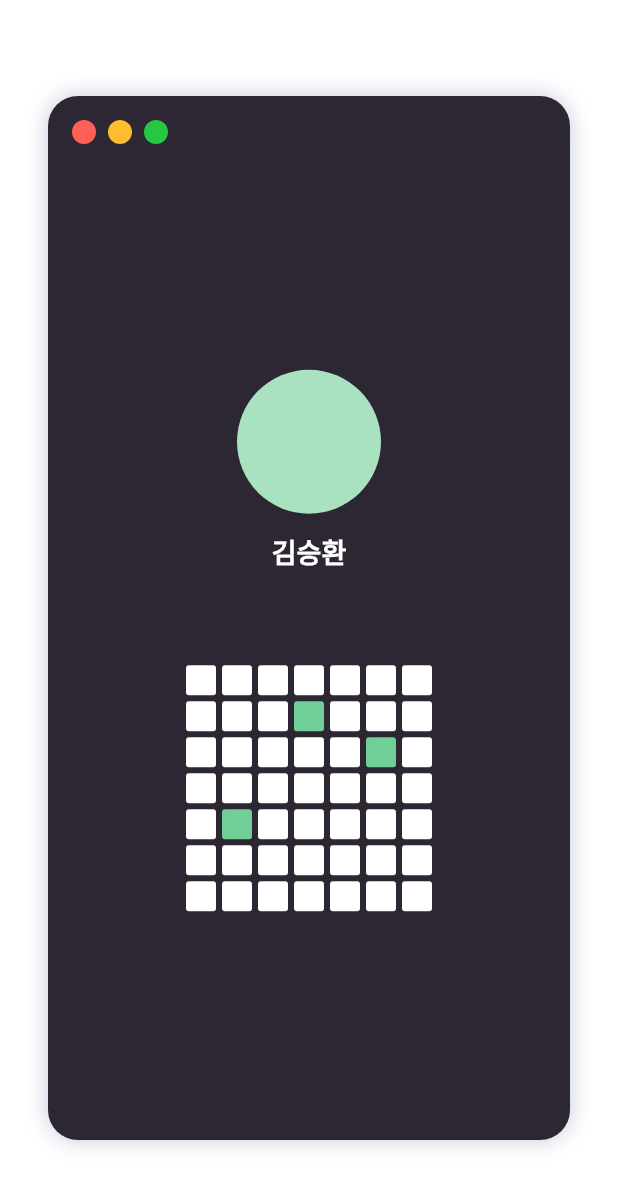
After one commit to Petabyte-Studio/EasyPill_Client, a Flutter app: the FunnyView screen opened by its route, on a phone screen of 412 x 824 dp. The commit adds this screen. Shown: the top 1187 px of the screen. Run offline on Flutter 3.47's test engine with Material 2 defaults, Android fonts, the light colour scheme and no system bars; our stand-ins replace badges, firebase_auth, firebase_core, flutter_svg; accounts and stored records are empty; network calls fail.

Commit message:
Heatmap 생성

```diff
--- a/lib/main.dart
+++ b/lib/main.dart
@@ -4,6 +4,7 @@ import 'views/product_view.dart';
 import 'views/setting_view.dart';
 import 'views/detail_view.dart';
 import 'views/category_view.dart';
+import 'views/funny_view.dart';
 
 void main() async {
   WidgetsFlutterBinding.ensureInitialized();
@@ -50,6 +51,7 @@ class MyApp extends StatelessWidget {
           '/category/product': (context) => ProductView(),
           '/category/product/detail': (context) => DetailView(),
           '/setting': (context) => SettingView(),
+          '/funny': (context) => FunnyView(),
           // '/detail' :
         });
   }
@@ -80,6 +82,11 @@ class _MainPageState extends State<MainPage> {
               onPressed: () {
                 Navigator.of(context).pushNamed('/setting');
               }),
+          ElevatedButton(
+              child: Text('Funny'),
+              onPressed: () {
+                Navigator.of(context).pushNamed('/funny');
+              }),
         ],
       ),
     );
--- a/lib/views/detail_view.dart
+++ b/lib/views/detail_view.dart
@@ -12,7 +12,7 @@ class _DetailView extends State<DetailView> {
   var id;
 
   void getJSONDataFromID(String query) async {
-    var url = 'http://127.0.0.1:8000/product/' + query;
+    var url = 'http://192.168.0.103:8000/product/' + query;
     var response = await http.get(Uri.parse(url));
     setState(() {
       var dataFromJSON = json.decode(utf8.decode(response.bodyBytes));
@@ -141,7 +141,8 @@ class _DetailView extends State<DetailView> {
               ],
             ),
           ),
-          for (Widget card in children!) card,
+          if (children != null)
+            for (Widget card in children) card,
         ],
       ),
     );
@@ -280,7 +281,8 @@ class _DetailView extends State<DetailView> {
               ],
             ),
           ),
-          comments!.isNotEmpty
+          if (comments != null)
+            comments.isNotEmpty
                 ? ListView.builder(
                     shrinkWrap: true,
                     physics: const ScrollPhysics(),
@@ -298,7 +300,8 @@ class _DetailView extends State<DetailView> {
                                 Padding(
                                   padding: EdgeInsets.only(left: 6),
                                   child: Column(
-                                  crossAxisAlignment: CrossAxisAlignment.start,
+                                    crossAxisAlignment:
+                                        CrossAxisAlignment.start,
                                     children: <Widget>[
                                       Text(
                                         comments[index]['user'].toString(),
@@ -308,7 +311,8 @@ class _DetailView extends State<DetailView> {
                                         ),
                                       ),
                                       Text(
-                                      '★' + comments[index]['rate'].toString(),
+                                        '★' +
+                                            comments[index]['rate'].toString(),
                                         style: TextStyle(
                                           fontSize: 10,
                                           fontWeight: FontWeight.bold,
@@ -520,8 +524,10 @@ class _DetailView extends State<DetailView> {
                     Positioned(
                       child: Align(
                         alignment: Alignment.topCenter,
-                        child: Image.network(detail['image'].toString(),
-                            width: 180, fit: BoxFit.contain),
+                        child: CircleAvatar(
+                          radius: 90,
+                          backgroundImage: NetworkImage(detail['image'] ?? ''),
+                        ),
                       ),
                     ),
                   ],
--- /dev/null
+++ b/lib/views/funny_view.dart
@@ -0,0 +1,129 @@
+import 'package:flutter/material.dart';
+
+class FunnyView extends StatefulWidget {
+  @override
+  State<StatefulWidget> createState() => _FunnyView();
+}
+
+class _FunnyView extends State<FunnyView> {
+  Widget macButtonList({int? itemCount, double? radius, List<Color>? colors}) {
+    return Padding(
+      padding: EdgeInsets.only(bottom: 16),
+      child: Row(
+        children: <Widget>[
+          for (int i = 0; i < (itemCount ?? 0); i++)
+            macButton(radius: radius, color: colors![i]),
+        ],
+      ),
+    );
+  }
+
+  Widget macButton({double? radius, Color? color}) {
+    return Container(
+      margin: EdgeInsets.only(right: 8),
+      width: radius ?? 12,
+      height: radius ?? 12,
+      decoration: BoxDecoration(
+          color: color,
+          borderRadius: BorderRadius.circular((radius ?? 12) / 2.0)),
+    );
+  }
+
+  Widget heatMap({int? width, int? height, Map<int, int>? input}) {
+    return Container(
+      width: double.infinity,
+      child: Column(
+        children: <Widget>[
+          for (int i = 0; i < (height ?? 7); i++)
+            Row(
+              mainAxisAlignment: MainAxisAlignment.center,
+              children: <Widget>[
+                for (int j = 0; j < (width ?? 30); j++)
+                  Container(
+                    margin: EdgeInsets.all(2),
+                    width: 20,
+                    height: 20,
+                    decoration: BoxDecoration(
+                      borderRadius: BorderRadius.circular(2),
+                      color: input != null
+                          ? (input[i] == j ? Color(0xFF6FCF97) : Colors.white)
+                          : Colors.white,
+                    ),
+                  ),
+              ],
+            ),
+        ],
+      ),
+    );
+  }
+
+  @override
+  Widget build(BuildContext context) {
+    return Scaffold(
+      body: Container(
+        child: Padding(
+          padding: EdgeInsets.all(16),
+          child: Column(
+            children: <Widget>[
+              macButtonList(
+                itemCount: 3,
+                radius: 16,
+                colors: [
+                  Color(0xFFFF5F57),
+                  Color(0xFFFEBC2E),
+                  Color(0xFF26C841)
+                ],
+              ),
+              Flexible(
+                child: Container(
+                  child: Column(
+                    mainAxisAlignment: MainAxisAlignment.center,
+                    crossAxisAlignment: CrossAxisAlignment.center,
+                    children: <Widget>[
+                      CircleAvatar(
+                        radius: 48,
+                      ),
+                      const SizedBox(height: 12),
+                      Text(
+                        '김승환',
+                        style: TextStyle(
+                          fontWeight: FontWeight.bold,
+                          color: Colors.white,
+                          fontSize: 18,
+                        ),
+                      ),
+                      const SizedBox(height: 60),
+                      heatMap(
+                        width: 7,
+                        input: {
+                          1: 3,
+                          2: 5,
+                          4: 1,
+                        },
+                      ),
+                    ],
+                  ),
+                  width: double.infinity,
+                  height: double.infinity,
+                ),
+              ),
+            ],
+          ),
+        ),
+        margin: EdgeInsets.only(left: 32, right: 32, top: 64, bottom: 64),
+        width: double.infinity,
+        height: double.infinity,
+        decoration: BoxDecoration(
+          color: Color(0xFF2D2733),
+          borderRadius: BorderRadius.circular(20),
+          boxShadow: [
+            BoxShadow(
+              color: Color(0xFFB8B8D2).withOpacity(0.8),
+              blurRadius: 12,
+            ),
+          ],
+        ),
+      ),
+    );
+  }
+}
--- a/lib/views/product_view.dart
+++ b/lib/views/product_view.dart
@@ -30,10 +30,11 @@ class _ProductView extends State<ProductView> {
   }
 
   void getJSONData(var category) async {
-    var url = 'http://127.0.0.1:8000/product/?search_fields=category&search=' +
-        category +
-        '&ordering=' +
-        sortMethodList[sortMethod];
+    var url =
+        'http://192.168.0.103:8000/product/?search_fields=category&search=' +
+            category +
+            '&ordering=' +
+            sortMethodList[sortMethod];
     var response = await http.get(Uri.parse(url));
     setState(() {
       var dataFromJSON = json.decode(utf8.decode(response.bodyBytes));
```
Also changed, not shown: 1 other file. Lines whose indentation alone changed are shown as unchanged.
